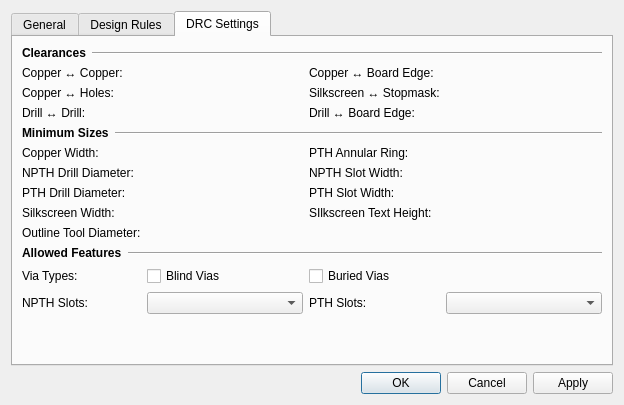
The window that libs/librepcb/editor/project/boardeditor/boardsetupdialog.ui (LibrePCB/LibrePCB) describes before a commit, drawn with Qt 5.
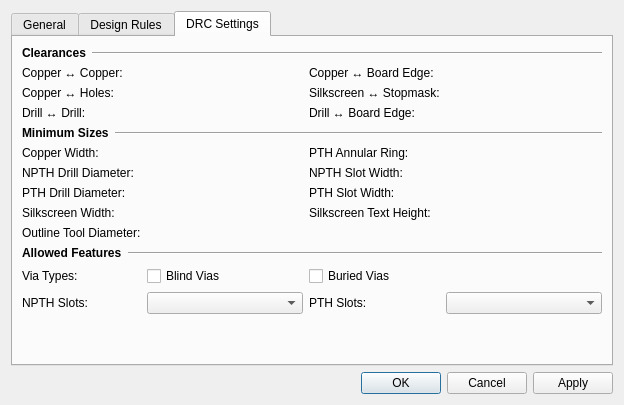
The same window after the commit. The open tabs and pages were chosen to show the change. Icons and pictures are not drawn. Custom widgets are drawn as their Qt base class.

Commit message: BoardSetupDialog: Fix typo

```diff
--- a/libs/librepcb/editor/project/boardeditor/boardsetupdialog.ui
+++ b/libs/librepcb/editor/project/boardeditor/boardsetupdialog.ui
@@ -868,7 +868,7 @@
            <item row="10" column="2">
             <widget class="QLabel" name="label_34">
              <property name="text">
-              <string>SIlkscreen Text Height:</string>
+              <string>Silkscreen Text Height:</string>
              </property>
             </widget>
            </item>
```
